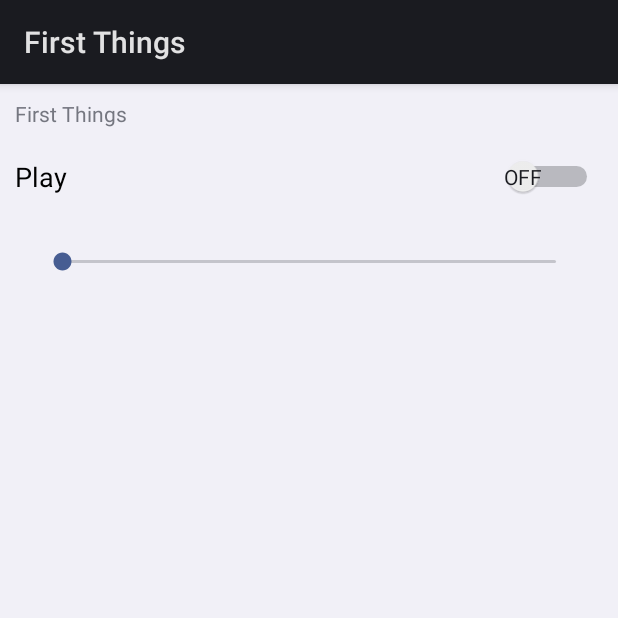
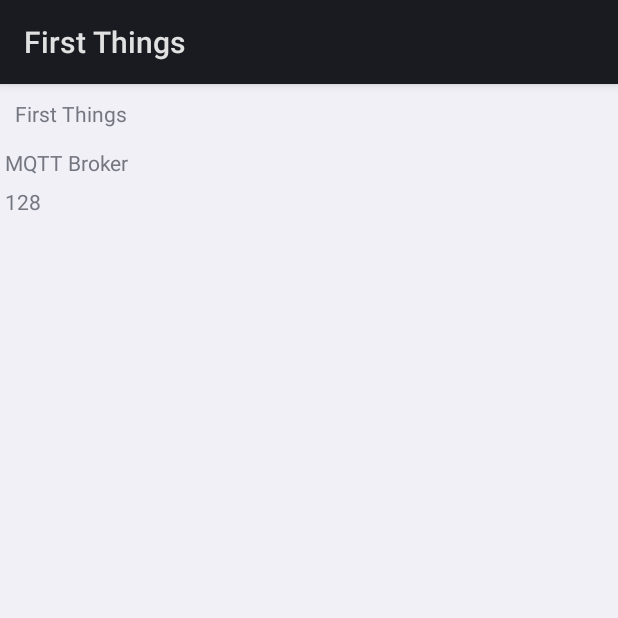
Before and after one commit to urendat/FirstThings, an Android app: the screen it shows after launch (MainActivity), on a phone screen of 412 x 824 dp, the top half of it. Run offline under Robolectric (Android 15) with nearby library versions, the phone set to English and light mode, and no system bars; our stand-ins replace Firebase (no records; nobody signed in at launch, a user with empty details on screens opened directly); libraries missing offline, so code that uses them is left out: com.google.android.things, org.eclipse.paho; 21 statements that could not run were skipped.

Commit message:
Removed Music Player, added basic MQTT integration

```diff
--- a/build.gradle
+++ b/build.gradle
@@ -7,7 +7,7 @@ buildscript {
         jcenter()
     }
     dependencies {
-        classpath 'com.android.tools.build:gradle:3.1.3' // 3.0.0
+        classpath 'com.android.tools.build:gradle:3.3.0-beta04' // 3.0.0
 
         // Firebase
         classpath 'com.google.gms:google-services:3.2.0'
--- a/things/src/main/java/com/urendat/firstthings/MainActivity.java
+++ b/things/src/main/java/com/urendat/firstthings/MainActivity.java
@@ -1,13 +1,8 @@
 package com.urendat.firstthings;
 
 import android.app.Activity;
-import android.media.MediaPlayer;
-import android.media.TimedMetaData;
 import android.os.Bundle;
 import android.util.Log;
-import android.widget.CompoundButton;
-import android.widget.SeekBar;
-import android.widget.Switch;
 import android.widget.TextView;
 
 import com.google.android.things.pio.Gpio;
@@ -18,13 +13,29 @@ import com.google.firebase.database.DatabaseReference;
 import com.google.firebase.database.FirebaseDatabase;
 import com.google.firebase.database.ValueEventListener;
 
+import org.eclipse.paho.android.service.MqttAndroidClient;
+import org.eclipse.paho.client.mqttv3.IMqttActionListener;
+import org.eclipse.paho.client.mqttv3.IMqttDeliveryToken;
+import org.eclipse.paho.client.mqttv3.IMqttToken;
+import org.eclipse.paho.client.mqttv3.MqttCallback;
+import org.eclipse.paho.client.mqttv3.MqttConnectOptions;
+import org.eclipse.paho.client.mqttv3.MqttException;
+import org.eclipse.paho.client.mqttv3.MqttMessage;
+
 import java.io.IOException;
+import java.io.UnsupportedEncodingException;
+import java.text.DateFormat;
+import java.util.Date;
 
 public class MainActivity extends Activity {
   private static final String TAG = MainActivity.class.getSimpleName();
-  private static final int INTERVAL_BETWEEN_BLINKS_MS = 2000;
   protected Gpio mRedLedGpio;
   protected Gpio mGreenLedGpio;
+
+  // MQTT client
+  MqttAndroidClient client;
+  IMqttToken token;
+  MqttConnectOptions options;
 
   @Override
   protected void onCreate(Bundle savedInstanceState) {
@@ -36,108 +47,8 @@ public class MainActivity extends Activity {
     // Run this method to print the RPi GPIO list to the Logcat console
     Log.d(TAG, "Available GPIO: " + service.getGpioList());
 
-    mPlayer = MediaPlayer.create(this.getBaseContext(), R.raw.thunderstruck);
-    mPlayer.setVolume(0.75f, 0.75f);
-    mPlayer.setOnErrorListener(new MediaPlayer.OnErrorListener() {
-      @Override
-      public boolean onError(MediaPlayer mp, int what, int extra)
-      {
-        Log.d(TAG, "Media Player error, position = " + mp.getCurrentPosition());
-        return false;
-      }
-    });
-
-//    LinearLayout mainView = (LinearLayout) findViewById(R.id.activity_main);
-//    LayoutInflater inflater = getLayoutInflater();
-//    View childView = inflater.inflate(R.layout.activity_main, mainView, false);
-//    ToggleButton playButton = childView.findViewById(R.id.playButton);
-//    playButton.setOnCheckedChangeListener(new CompoundButton.OnCheckedChangeListener() {
-//      public void onCheckedChanged(CompoundButton buttonView, boolean isChecked) {
-//        if (isChecked) {
-//          // The toggle is enabled
-//          Log.d(TAG, "PLAY ON");
-//
-//        } else {
-//          // The toggle is disabled
-//          Log.d(TAG, "PLAY OFF");
-//          if (mPlayer.isPlaying())
-//            mPlayer.pause();
-//        }
-//      }
-//    });
-
-    final LightRunner lightRunner = new LightRunner();
-    final Thread t = new Thread(lightRunner);
-
-    final TextView playMessage = findViewById(R.id.playMessage);
-    final Switch playSwitch = findViewById(R.id.playSwitch);
-    playSwitch.setOnCheckedChangeListener(
-      new CompoundButton.OnCheckedChangeListener() {
-        @Override
-        public void onCheckedChanged(CompoundButton buttonView, boolean isChecked) {
-          if (playSwitch.isChecked()) {
-            playMessage.setText("Play On");
-            Log.d(TAG, "Play switch: " + playSwitch.getTextOn());
-
-            // Start lights if this is not starting from Paused state
-            if (t.getState() == Thread.State.NEW) {
-              t.start();
-            }
-
-            lightRunner.stopRunning = false;
-            mPlayer.start();
-          }
-          else {
-            playMessage.setText("Play Off");
-            Log.d(TAG, "Play switch: " + playSwitch.getTextOff());
-            if (mPlayer.isPlaying()) {
-              mPlayer.pause();
-            }
-            else {
-              mPlayer.stop();
-            }
-            lightRunner.stopRunning = true;
-          }
-        }
-      });
-
-    SeekBar skBar = findViewById(R.id.seekBar);
-    skBar.setOnSeekBarChangeListener(new SeekBar.OnSeekBarChangeListener() {
-      @Override
-      public void onProgressChanged(SeekBar seekBar, int progress, boolean fromUser) {
-        frequency = progress;
-      }
-
-      @Override
-      public void onStartTrackingTouch(SeekBar seekBar) {
-      }
-
-      @Override
-      public void onStopTrackingTouch(SeekBar seekBar) {
-      }
-    });
-
-    // TODO: Run the MediaPlayer as a Service, no on the UI thread.
-    //  https://developer.android.com/guide/topics/media/mediaplayer.html
-    // TODO: Use MediaPlayer Listeners to track state changes and monitor them here?
-
-    mPlayer.setOnCompletionListener(new MediaPlayer.OnCompletionListener() {
-      @Override
-      public void onCompletion(MediaPlayer mp) {
-        Log.d(TAG, "Play complete");
-        mp.reset();
-        t.interrupt();
-      }
-    });
-    //  setOnInfoListener()
-    mPlayer.setOnTimedMetaDataAvailableListener(new MediaPlayer.OnTimedMetaDataAvailableListener() {
-      @Override
-      public void onTimedMetaDataAvailable(MediaPlayer mp, TimedMetaData data) {
-        Log.d(TAG, "Timed Metadata: " + data.getTimestamp());
-      }
-    });
-
-    //  https://github.com/googlesamples/android-SimpleMediaPlayer/
+    // MQTT
+    connectMqtt();
 
     try {
       Log.d(TAG, "Open GPIO: " + BoardDefaults.getGPIOForRedLED() + BoardDefaults.getGPIOForGreenLED());
@@ -148,6 +59,8 @@ public class MainActivity extends Activity {
     } catch (IOException e) {
       Log.e(TAG, "Error on PeripheralIO API", e);
     }
+
+    brokerStatus = findViewById(R.id.broker);
 
     FirebaseDatabase database = FirebaseDatabase.getInstance();
 
@@ -203,9 +116,6 @@ public class MainActivity extends Activity {
   protected void onDestroy() {
     super.onDestroy();
 
-    if (mPlayer != null)
-      mPlayer.release();
-
     try {
       if (mRedLedGpio != null) {
         mRedLedGpio.close();
@@ -218,9 +128,109 @@ public class MainActivity extends Activity {
     }
   }
 
+  private void connectMqtt()
+  {
+//    String clientId = MqttClient.generateClientId();
+    String clientId = "PiThings";
+    String brokerUri = "tcp://192.168.1.66:1883";
+    client = new MqttAndroidClient(this.getApplicationContext(), brokerUri, clientId);
+    client.setCallback(new MqttCallback() {
+      @Override
+      public void connectionLost(Throwable throwable) {
+        updateBrokerStatus("MQTT connection lost");
+        Log.e(TAG, "MQTT connection lost", throwable);
+      }
+
+      @Override
+      public void messageArrived(String s, MqttMessage mqttMessage) throws Exception {
+        updateBrokerStatus("MQTT connection OK");
+        Log.d(TAG, mqttMessage.toString());
+      }
+
+      @Override
+      public void deliveryComplete(IMqttDeliveryToken iMqttDeliveryToken) {
+
+      }
+    });
+
+    try {
+      options = new MqttConnectOptions();
+      options.setUserName("urendat");
+      options.setPassword("Smegtoz1".toCharArray());
+      token = client.connect(options);
+      token.setActionCallback(new IMqttActionListener() {
+        @Override
+        public void onSuccess(IMqttToken asyncActionToken) {
+          // We are connected
+          Log.d(TAG, "MQTT broker connection success");
+          subscribeToTopic();
+        }
+
+        @Override
+        public void onFailure(IMqttToken asyncActionToken, Throwable exception) {
+          // Something went wrong e.g. connection timeout or firewall problems
+          Log.d(TAG, "MQTT broker connection failed");
+        }
+      });
+    } catch (MqttException e) {
+      Log.e(TAG, "Error on MQTT initialization", e);
+    }
+
+  }
+
+  // 15:47:26 MQT: tele/sonoff/STATE = {"Time":"2019-01-12T15:47:26","Uptime":"0T00:03:23","Vcc":3.486,"POWER":"OFF",
+  // "Wifi":{"AP":1,"SSId":"TANNET2","BSSId":"C4:3D:C7:70:28:00","Channel":1,"RSSI":74}}
+  private void subscribeToTopic() {
+    try {
+      client.subscribe("tele/sonoff/STATE", 0, null, new IMqttActionListener() {
+        @Override
+        public void onSuccess(IMqttToken asyncActionToken) {
+          Log.d(TAG,"Subscribed!");
+        }
+
+        @Override
+        public void onFailure(IMqttToken asyncActionToken, Throwable exception) {
+          Log.d(TAG, "Subscribed fail!");
+        }
+      });
+
+    } catch (MqttException e) {
+      Log.e(TAG,"Exception subscribing", e);
+    }
+  }
+
+  private void updateBrokerStatus(String status)
+  {
+    brokerStatus.setText(status + " : " + DateFormat.getDateTimeInstance().format(new Date())); // No localization is possible here
+  }
+
   private void handleNewState(Gpio ledGpio, Boolean desiredStatus) {
     Log.d(TAG, "Set value for = " + ledGpio.getName() + " to " + desiredStatus.toString());
     setLed(ledGpio, desiredStatus.booleanValue());
+
+    // Check connection
+    if (!client.isConnected()) {
+      try {
+        client.connect(options);
+      } catch (MqttException e) {
+        Log.e(TAG, "Error on MQTT connection", e);
+        return;
+      }
+    }
+
+    String topic = "cmnd/sonoff/power";
+    String payload = desiredStatus.booleanValue() ? "on" : "off";
+    byte[] encodedPayload = new byte[0];
+    try {
+      encodedPayload = payload.getBytes("UTF-8");
+      MqttMessage message = new MqttMessage(encodedPayload);
+      // Retained message is cached on broker and last good message is sent to newly connected clients
+      // message.setRetained(true);
+      client.publish(topic, message);
+    } catch (UnsupportedEncodingException | MqttException e) {
+      Log.e(TAG, "Exception on MQTT send message", e);
+    }
+
   }
 
 
@@ -273,28 +283,9 @@ public class MainActivity extends Activity {
     return false;
   }
 
-  private class LightRunner implements Runnable {
-    public boolean stopRunning = false;
-
-    @Override
-    public void run() {
-      try {
-        while (!stopRunning) {
-          Thread.sleep(100 - frequency);
-          Log.d(TAG, "Turn on light");
-          setLed(mGreenLedGpio, true);
-          Thread.sleep(50);
-          Log.d(TAG, "Turn off light");
-          setLed(mGreenLedGpio, false);
-        }
-      } catch (Throwable t) {
-      }
-    }
-  }
-
   // UUID
-  private static final String UUID_KEY = "_UUID";
-  private static final String PREFS_NAME = "MyPrefs";
+//  private static final String UUID_KEY = "_UUID";
+//  private static final String PREFS_NAME = "MyPrefs";
 
   private String getDeviceId() {
 //    SharedPreferences prefs = getSharedPreferences(PREFS_NAME, 0);
@@ -306,6 +297,11 @@ public class MainActivity extends Activity {
     return "af1aac79-19e1-461e-8b99-7c4861fa31f1";
   }
 
+//  class ClientCallback extends MqttCallback
+//  {
+//
+//  }
+
   // Firebase database interface
   private boolean mRedStatus = false;
   private DatabaseReference mCurrentRedStatusRef;
@@ -315,6 +311,5 @@ public class MainActivity extends Activity {
   private DatabaseReference mCurrentGreenStatusRef;
   private DatabaseReference mDesiredGreenStatusRef;
 
-  private MediaPlayer mPlayer;
-  int frequency = 50;
+  TextView brokerStatus;
 }
--- a/things/src/main/res/layout/activity_main.xml
+++ b/things/src/main/res/layout/activity_main.xml
@@ -16,13 +16,13 @@
         android:paddingHorizontal="10dp"
         />
 
-<!--    <ToggleButton
-        android:id="@+id/playButton"
-        android:layout_width="match_parent"
-        android:layout_height="wrap_content"
-        android:text="PlayButton"
-        android:textOff="Stop"
-        android:textOn="Play"/> -->
+    <!--         <ToggleButton
+            android:id="@+id/playButton"
+            android:layout_width="match_parent"
+            android:layout_height="wrap_content"
+            android:text="PlayButton"
+            android:textOff="Stop"
+            android:textOn="Play"/>
 
     <Switch
         android:id="@+id/playSwitch"
@@ -48,5 +48,48 @@
         android:layout_marginLeft="25dp"
         android:layout_marginRight="25dp"
         android:max="100"/>
+ -->
+
+    <TableLayout
+        android:layout_width="match_parent"
+        android:layout_height="match_parent"
+        android:stretchColumns="1">
+
+        <TableRow
+            android:layout_width="match_parent"
+            android:layout_height="match_parent">
+        <TextView
+            android:text="@string/broker"
+            android:padding="3dip" />
+        <TextView
+            android:id="@+id/broker"
+            android:gravity="right"
+            android:padding="3dip" />
+        </TableRow>
+
+        <TableRow
+            android:layout_width="match_parent"
+            android:layout_height="match_parent">
+        <TextView
+            android:text="@string/name_128"
+            android:padding="3dip" />
+        <TextView
+            android:id="@+id/state128"
+            android:gravity="right"
+            android:padding="3dip" />
+        </TableRow>
+
+        <TableRow
+            android:layout_width="match_parent"
+            android:layout_height="match_parent"/>
+
+        <TableRow
+            android:layout_width="match_parent"
+            android:layout_height="14dp"/>
+
+        <TableRow
+            android:layout_width="match_parent"
+            android:layout_height="match_parent"/>
+    </TableLayout>
 
 </LinearLayout>
--- a/things/src/main/res/values/strings.xml
+++ b/things/src/main/res/values/strings.xml
@@ -1,3 +1,6 @@
 <resources>
     <string name="app_name">First Things</string>
+    <string name="broker">MQTT Broker</string>
+    <string name="name_128">128</string>
+    <string name="name_130">130</string>
 </resources>
```
Also changed, not shown: things/build.gradle (+23 -1 lines), things/src/main/AndroidManifest.xml (+10 -6 lines), things/src/main/res/raw/password.txt (added, +10 -0 lines), gradle/wrapper/gradle-wrapper.properties.
